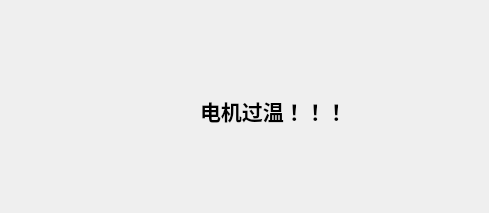
Before: the Qt Designer form Pedal_Robots/alarmreminder.ui in jinyun1984/TestSystem_HB, drawn with Qt 5.
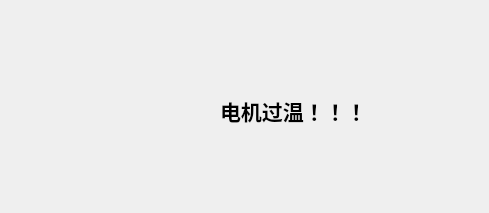
After: the same form once the commit is applied. Icons and pictures are not drawn.

What changed in the file:
```diff
--- a/Pedal_Robots/alarmreminder.ui
+++ b/Pedal_Robots/alarmreminder.ui
@@ -32,7 +32,7 @@
   <widget class="QLabel" name="label_2">
    <property name="geometry">
     <rect>
-     <x>200</x>
+     <x>220</x>
      <y>90</y>
      <width>201</width>
      <height>41</height>
```
